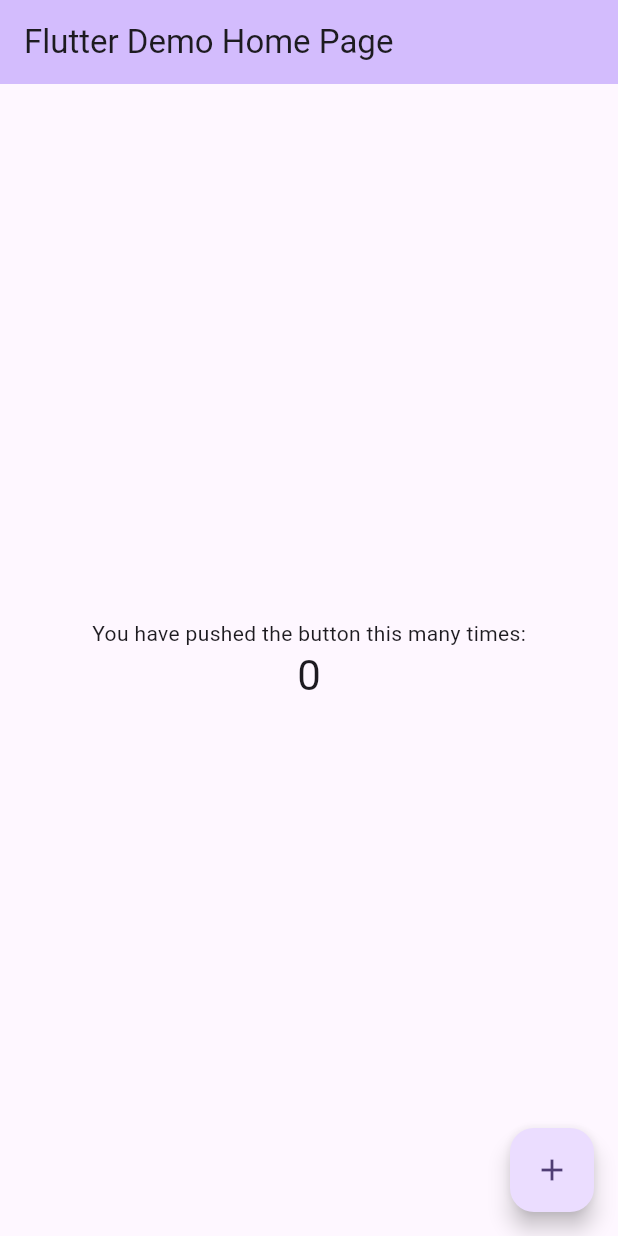
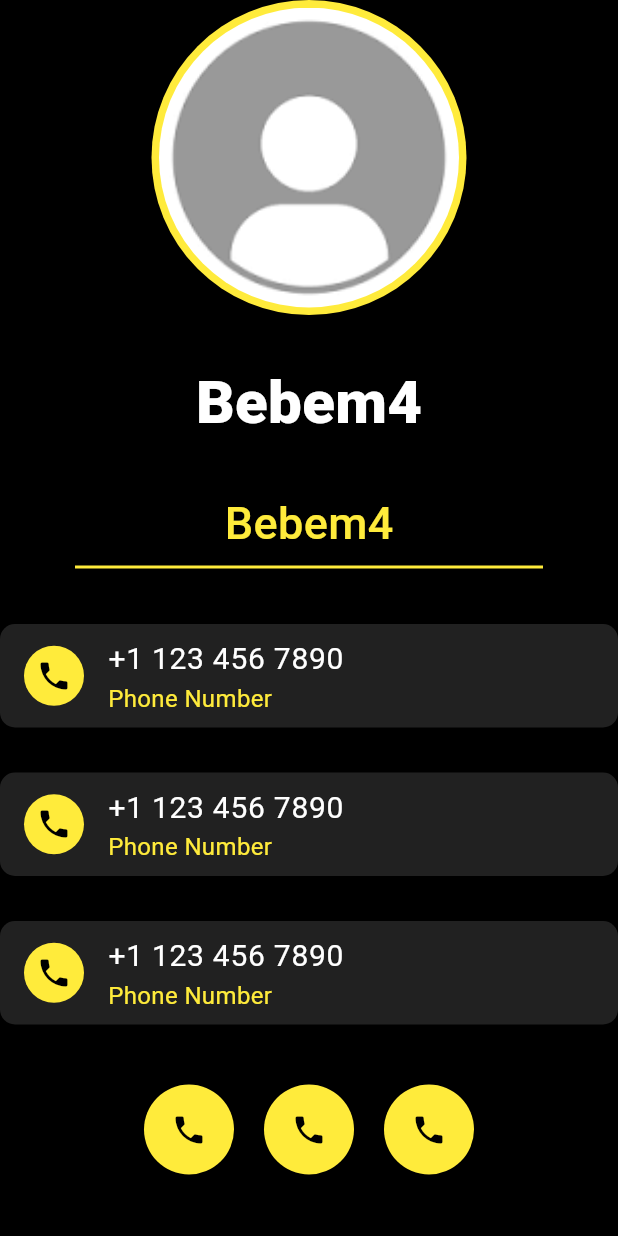
Before and after one commit to Anas3Ezz/test, a Flutter app: the screen it shows after launch, on a phone screen of 412 x 824 dp. Run offline on Flutter 3.47's test engine with Material 3 defaults, Android fonts, the phone set to English and light mode, and no system bars.

Commit message:
finis the task

```diff
--- a/lib/main.dart
+++ b/lib/main.dart
@@ -1,4 +1,5 @@
 import 'package:flutter/material.dart';
+import 'package:test_project/screens/bussinis_card_screen.dart';
 
 void main() {
   runApp(const MyApp());
@@ -10,113 +11,6 @@ class MyApp extends StatelessWidget {
   // This widget is the root of your application.
   @override
   Widget build(BuildContext context) {
-    return MaterialApp(
-      title: 'Flutter Demo',
-      theme: ThemeData(
-        // This is the theme of your application.
-        //
-        // TRY THIS: Try running your application with "flutter run". You'll see
-        // the application has a purple toolbar. Then, without quitting the app,
-        // try changing the seedColor in the colorScheme below to Colors.green
-        // and then invoke "hot reload" (save your changes or press the "hot
-        // reload" button in a Flutter-supported IDE, or press "r" if you used
-        // the command line to start the app).
-        //
-        // Notice that the counter didn't reset back to zero; the application
-        // state is not lost during the reload. To reset the state, use hot
-        // restart instead.
-        //
-        // This works for code too, not just values: Most code changes can be
-        // tested with just a hot reload.
-        colorScheme: .fromSeed(seedColor: Colors.deepPurple),
-      ),
-      home: const MyHomePage(title: 'Flutter Demo Home Page'),
-    );
+    return MaterialApp(debugShowCheckedModeBanner: false, home: HomeScreen());
   }
 }
-
-class MyHomePage extends StatefulWidget {
-  const MyHomePage({super.key, required this.title});
-
-  // This widget is the home page of your application. It is stateful, meaning
-  // that it has a State object (defined below) that contains fields that affect
-  // how it looks.
-
-  // This class is the configuration for the state. It holds the values (in this
-  // case the title) provided by the parent (in this case the App widget) and
-  // used by the build method of the State. Fields in a Widget subclass are
-  // always marked "final".
-
-  final String title;
-
-  @override
-  State<MyHomePage> createState() => _MyHomePageState();
-}
-
-class _MyHomePageState extends State<MyHomePage> {
-  int _counter = 0;
-
-  void _incrementCounter() {
-    setState(() {
-      // This call to setState tells the Flutter framework that something has
-      // changed in this State, which causes it to rerun the build method below
-      // so that the display can reflect the updated values. If we changed
-      // _counter without calling setState(), then the build method would not be
-      // called again, and so nothing would appear to happen.
-      _counter++;
-    });
-  }
-
-  @override
-  Widget build(BuildContext context) {
-    // This method is rerun every time setState is called, for instance as done
-    // by the _incrementCounter method above.
-    //
-    // The Flutter framework has been optimized to make rerunning build methods
-    // fast, so that you can just rebuild anything that needs updating rather
-    // than having to individually change instances of widgets.
-    return Scaffold(
-      appBar: AppBar(
-        // TRY THIS: Try changing the color here to a specific color (to
-        // Colors.amber, perhaps?) and trigger a hot reload to see the AppBar
-        // change color while the other colors stay the same.
-        backgroundColor: Theme.of(context).colorScheme.inversePrimary,
-        // Here we take the value from the MyHomePage object that was created by
-        // the App.build method, and use it to set our appbar title.
-        title: Text(widget.title),
-      ),
-      body: Center(
-        // Center is a layout widget. It takes a single child and positions it
-        // in the middle of the parent.
-        child: Column(
-          // Column is also a layout widget. It takes a list of children and
-          // arranges them vertically. By default, it sizes itself to fit its
-          // children horizontally, and tries to be as tall as its parent.
-          //
-          // Column has various properties to control how it sizes itself and
-          // how it positions its children. Here we use mainAxisAlignment to
-          // center the children vertically; the main axis here is the vertical
-          // axis because Columns are vertical (the cross axis would be
-          // horizontal).
-          //
-          // TRY THIS: Invoke "debug painting" (choose the "Toggle Debug Paint"
-          // action in the IDE, or press "p" in the console), to see the
-          // wireframe for each widget.
-          mainAxisAlignment: .center,
-          children: [
-            const Text('You have pushed the button this many times:'),
-            Text(
-              '$_counter',
-              style: Theme.of(context).textTheme.headlineMedium,
-            ),
-          ],
-        ),
-      ),
-      floatingActionButton: FloatingActionButton(
-        onPressed: _incrementCounter,
-        tooltip: 'Increment',
-        child: const Icon(Icons.add),
-      ),
-    );
-  }
-}
--- /dev/null
+++ b/lib/screens/bussinis_card_screen.dart
@@ -0,0 +1,50 @@
+import 'package:flutter/material.dart';
+import 'package:test_project/screens/widgets/list_tile_card.dart';
+import 'package:test_project/screens/widgets/profile_image.dart';
+import 'package:test_project/screens/widgets/profile_info.dart';
+import 'package:test_project/screens/widgets/social_mdeia_icon.dart';
+
+class HomeScreen extends StatelessWidget {
+  const HomeScreen({super.key});
+
+  @override
+  Widget build(BuildContext context) {
+    return Scaffold(
+      backgroundColor: Colors.black,
+      body: SafeArea(
+        child: Column(
+          children: [
+            ProfileImage(),
+            SizedBox(height: 30),
+            ProfileInfo(),
+            SizedBox(height: 30),
+
+            ListTileCard(),
+
+            SizedBox(height: 30),
+
+            ListTileCard(),
+
+            SizedBox(height: 30),
+            ListTileCard(),
+
+            SizedBox(height: 40),
+
+            Row(
+              mainAxisAlignment: MainAxisAlignment.center,
+              children: [
+                SocialMediaIcon(),
+                SizedBox(width: 20),
+                SocialMediaIcon(),
+
+                SizedBox(width: 20),
+
+                SocialMediaIcon(),
+              ],
+            ),
+          ],
+        ),
+      ),
+    );
+  }
+}
--- /dev/null
+++ b/lib/screens/widgets/list_tile_card.dart
@@ -0,0 +1,42 @@
+
+import 'package:flutter/material.dart';
+
+class ListTileCard extends StatelessWidget {
+  const ListTileCard({
+    super.key,
+  });
+
+  @override
+  Widget build(BuildContext context) {
+    return Container(
+      decoration: BoxDecoration(
+        color: Colors.grey[900],
+        borderRadius: BorderRadius.circular(10),
+      ),
+      child: ListTile(
+
+        shape: RoundedRectangleBorder(
+          borderRadius: BorderRadius.circular(10),
+        ),
+        leading: CircleAvatar(
+          backgroundColor: Colors.yellow,
+          child: Icon(Icons.phone, color: Colors.black),
+        ),
+        title: Text(
+          '+1 123 456 7890',
+          style: TextStyle(
+            color: Colors.white,
+            fontSize: 20,
+          ),
+        ),
+        subtitle: Text(
+          'Phone Number',
+          style: TextStyle(
+            color: Colors.yellow,
+            fontSize: 16,
+          ),
+        ),
+      ),
+    );
+  }
+}
--- /dev/null
+++ b/lib/screens/widgets/profile_image.dart
@@ -0,0 +1,23 @@
+
+import 'package:flutter/material.dart';
+
+class ProfileImage extends StatelessWidget {
+  const ProfileImage({
+    super.key,
+  });
+
+  @override
+  Widget build(BuildContext context) {
+    return Center(
+      child: CircleAvatar(
+        radius: 105,
+        backgroundColor: Colors.yellow,
+        child: CircleAvatar(
+          backgroundImage: AssetImage('assets/images/profile.png'),
+          radius: 100,
+          backgroundColor: Colors.yellow,
+        ),
+      ),
+    );
+  }
+}
--- /dev/null
+++ b/lib/screens/widgets/profile_info.dart
@@ -0,0 +1,41 @@
+
+import 'package:flutter/material.dart';
+
+class ProfileInfo extends StatelessWidget {
+  const ProfileInfo({
+    super.key,
+  });
+
+  @override
+  Widget build(BuildContext context) {
+    return Column(
+      children: [
+        Text(
+          'Bebem4',
+          style: TextStyle(
+            fontSize: 40,
+            color: Colors.white,
+            fontWeight: FontWeight.w800,
+          ),
+        ),
+
+        SizedBox(height: 30),
+        Text(
+          'Bebem4',
+          style: TextStyle(
+            fontSize: 30,
+            color: Colors.yellow,
+            fontWeight: FontWeight.w500,
+          ),
+        ),
+
+        Divider(
+          color: Colors.yellow,
+          thickness: 2,
+          endIndent: 50,
+          indent: 50,
+        ),
+      ],
+    );
+  }
+}
--- /dev/null
+++ b/lib/screens/widgets/social_mdeia_icon.dart
@@ -0,0 +1,16 @@
+import 'package:flutter/material.dart';
+
+class SocialMediaIcon extends StatelessWidget {
+  const SocialMediaIcon({
+    super.key,
+  });
+
+  @override
+  Widget build(BuildContext context) {
+    return CircleAvatar(
+      radius: 30,
+      backgroundColor: Colors.yellow,
+      child: Icon(Icons.phone, color: Colors.black),
+    );
+  }
+}
--- a/pubspec.yaml
+++ b/pubspec.yaml
@@ -58,9 +58,9 @@ flutter:
   uses-material-design: true
 
   # To add assets to your application, add an assets section, like this:
-  # assets:
-  #   - images/a_dot_burr.jpeg
-  #   - images/a_dot_ham.jpeg
+  assets:
+    - assets/images/
+    - assets/icons/
 
   # An image asset can refer to one or more resolution-specific "variants", see
   # https://flutter.dev/to/resolution-aware-images
```
Also changed, not shown: assets/images/profile.png (added).
